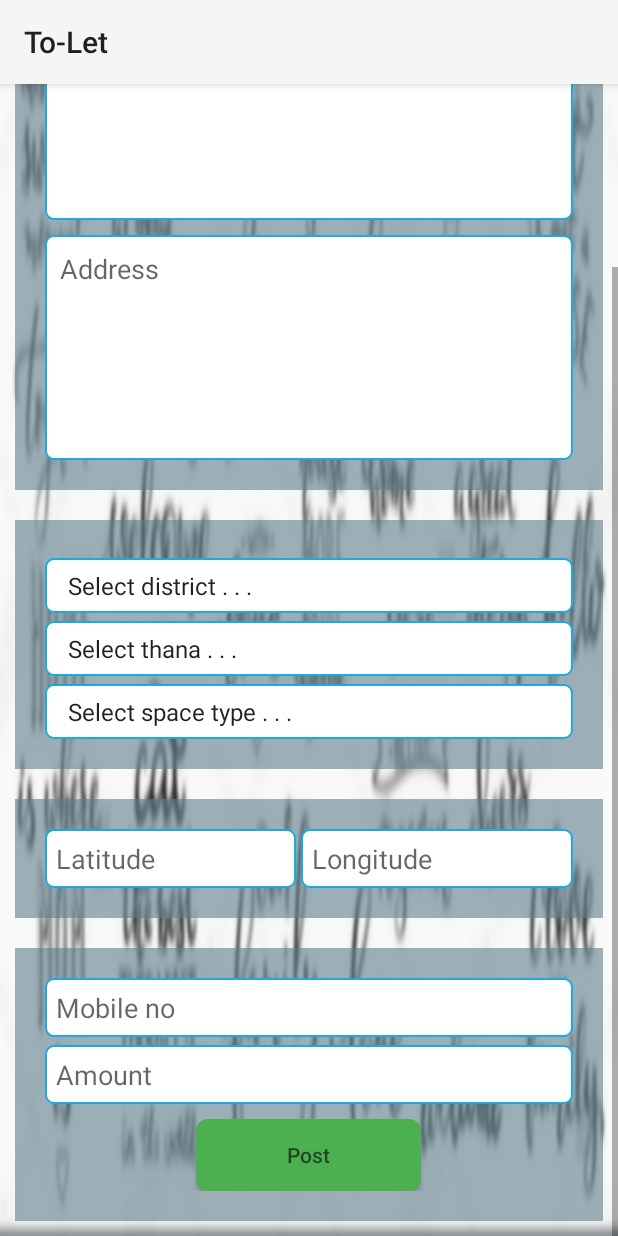
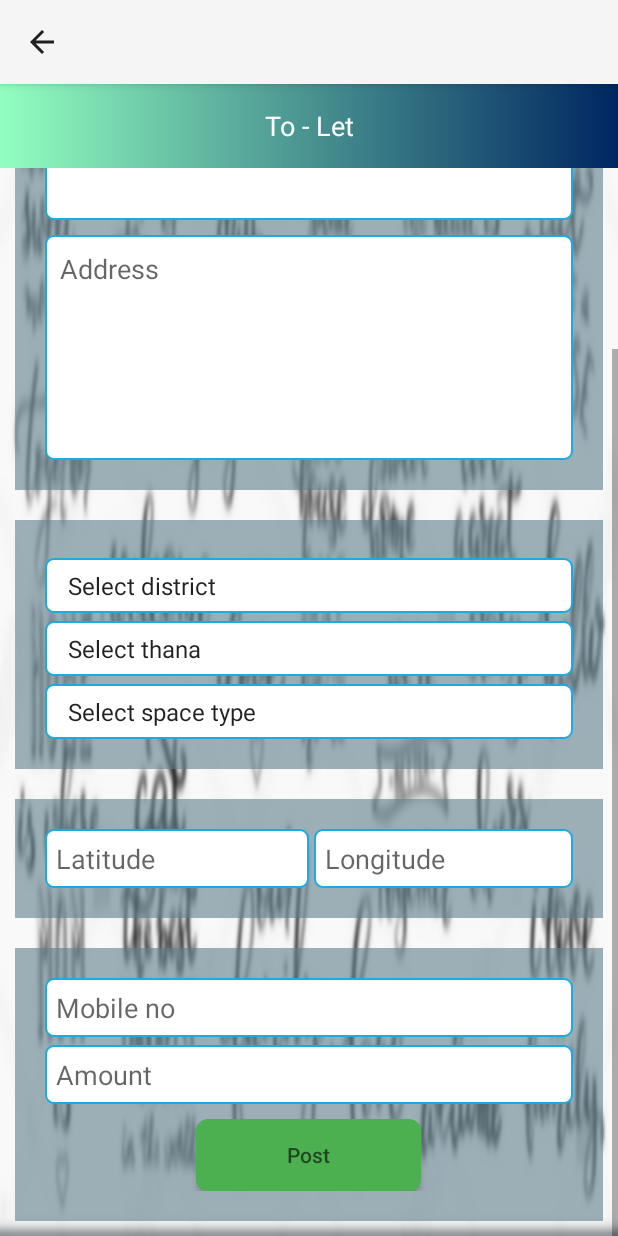
Before and after one commit to Md-Salauddin/To-Let_Android_Project, an Android app: the fragment AddPostFragment placed in its activity, scrolled down 145 dp, on a phone screen of 412 x 824 dp. Run offline under Robolectric (Android 15) with nearby library versions, the light colour scheme and no system bars; 2 statements that could not run were skipped.

Commit message:
some edited into search fragment class

```diff
--- a/app/build.gradle
+++ b/app/build.gradle
@@ -31,3 +31,4 @@ dependencies {
     compile 'com.nightonke:boommenu:2.1.1'
     testCompile 'junit:junit:4.12'
 }
+apply plugin: 'com.google.gms.google-services'
--- a/app/src/main/AndroidManifest.xml
+++ b/app/src/main/AndroidManifest.xml
@@ -19,7 +19,8 @@
         <activity
             android:name=".Main2Activity"
             android:label=""></activity>
-        <activity android:name=".Main3Activity"></activity>
+        <activity android:name=".Main3Activity"
+            android:label=""></activity>
     </application>
 
 </manifest>
--- a/app/src/main/java/com/example/mohammadsk/to_let/Main2Activity.java
+++ b/app/src/main/java/com/example/mohammadsk/to_let/Main2Activity.java
@@ -62,13 +62,15 @@ public class Main2Activity extends AppCompatActivity {
                         public void onBoomButtonClick(int index) {
                             switch (index){
                                 case 0:
-                                    Toast.makeText(Main2Activity.this,"Search",Toast.LENGTH_SHORT).show();
+                                    Intent intentProfile = new Intent(Main2Activity.this, Main3Activity.class);
+                                    intentProfile.putExtra("button","4");
+                                    startActivity(intentProfile);
                                     break;
                                 case 1:
                                     Toast.makeText(Main2Activity.this,"Message",Toast.LENGTH_SHORT).show();
                                     break;
                                 case 2:
-                                    Toast.makeText(Main2Activity.this,"Log out",Toast.LENGTH_SHORT).show();
+                                    finish();
                                     break;
                             }
                         }
--- a/app/src/main/res/layout/activity_main3.xml
+++ b/app/src/main/res/layout/activity_main3.xml
@@ -1,11 +1,16 @@
 <?xml version="1.0" encoding="utf-8"?>
 <LinearLayout
     xmlns:android="http://schemas.android.com/apk/res/android"
-    xmlns:app="http://schemas.android.com/apk/res-auto"
     xmlns:tools="http://schemas.android.com/tools"
     android:layout_width="match_parent"
     android:layout_height="match_parent"
+    android:orientation="vertical"
     tools:context="com.example.mohammadsk.to_let.Main3Activity">
+
+    <include
+        layout="@layout/tool_bar2"
+        android:layout_width="match_parent"
+        android:layout_height="wrap_content"/>
 
     <FrameLayout
         android:id="@+id/frameLayout2"
--- a/app/src/main/res/layout/fragment_add_post_layout.xml
+++ b/app/src/main/res/layout/fragment_add_post_layout.xml
@@ -7,13 +7,6 @@
         android:layout_height="match_parent"
         android:background="@drawable/home"
         android:orientation="vertical">
-
-        <include
-            android:id="@+id/include"
-            layout="@layout/tool_bar"
-            android:layout_width="match_parent"
-            android:layout_height="wrap_content">
-        </include>
 
         <LinearLayout
             android:layout_width="match_parent"
@@ -105,21 +98,25 @@
 
                 <EditText
                     android:id="@+id/latitudeText"
-                    android:layout_width="wrap_content"
+                    android:layout_width="match_parent"
                     android:layout_height="wrap_content"
                     android:layout_weight="1"
                     android:background="@drawable/edit_text_shape"
                     android:hint="@string/latitude"
+                    android:inputType="numberDecimal"
+                    android:maxLength="12"
                     android:padding="7dp" />
 
                 <EditText
                     android:id="@+id/longitudeText"
-                    android:layout_width="wrap_content"
+                    android:layout_width="match_parent"
                     android:layout_height="wrap_content"
                     android:layout_marginLeft="3dp"
                     android:layout_weight="1"
                     android:background="@drawable/edit_text_shape"
                     android:hint="@string/longitude"
+                    android:inputType="numberDecimal"
+                    android:maxLength="12"
                     android:padding="7dp"/>
             </LinearLayout>
         </LinearLayout>
@@ -143,6 +140,8 @@
                     android:layout_height="wrap_content"
                     android:background="@drawable/edit_text_shape"
                     android:hint="@string/user_number"
+                    android:inputType="number"
+                    android:maxLength="14"
                     android:padding="7dp" />
 
                 <EditText
@@ -152,6 +151,8 @@
                     android:layout_marginTop="5dp"
                     android:background="@drawable/edit_text_shape"
                     android:hint="@string/amount"
+                    android:inputType="numberDecimal"
+                    android:maxLength="7"
                     android:padding="7dp"/>
 
                 <Button
--- a/app/src/main/res/layout/fragment_profile_layout.xml
+++ b/app/src/main/res/layout/fragment_profile_layout.xml
@@ -6,10 +6,6 @@
     android:background="@drawable/home"
     android:orientation="vertical">
 
-    <include
-        layout="@layout/tool_bar"
-        android:layout_width="match_parent"
-        android:layout_height="wrap_content"/>
     <LinearLayout
         android:layout_width="match_parent"
         android:layout_height="wrap_content"
--- a/app/src/main/res/layout/fragment_sign_up_layout.xml
+++ b/app/src/main/res/layout/fragment_sign_up_layout.xml
@@ -13,6 +13,7 @@
         android:layout_marginTop="15dp"
         android:background="@drawable/edit_text_shape"
         android:hint="@string/user_name"
+        android:maxLength="25"
         android:padding="9dp"/>
 
     <EditText
@@ -22,6 +23,8 @@
         android:layout_marginTop="15dp"
         android:background="@drawable/edit_text_shape"
         android:hint="@string/user_number"
+        android:inputType="number"
+        android:maxLength="14"
         android:padding="9dp"/>
 
     <EditText
@@ -31,6 +34,8 @@
         android:layout_marginTop="15dp"
         android:background="@drawable/edit_text_shape"
         android:hint="@string/user_password"
+        android:inputType="textPassword"
+        android:maxLength="8"
         android:padding="9dp"/>
 
     <Button
--- a/app/src/main/res/layout/fragment_upload_image_layout.xml
+++ b/app/src/main/res/layout/fragment_upload_image_layout.xml
@@ -5,11 +5,6 @@
     android:layout_height="match_parent"
     android:background="@drawable/home"
     android:orientation="vertical">
-
-    <include
-        layout="@layout/tool_bar"
-        android:layout_width="match_parent"
-        android:layout_height="wrap_content"/>
 
     <de.hdodenhof.circleimageview.CircleImageView
         xmlns:app="http://schemas.android.com/apk/res-auto"
--- /dev/null
+++ b/app/src/main/res/layout/tool_bar2.xml
@@ -0,0 +1,24 @@
+<?xml version="1.0" encoding="utf-8"?>
+<RelativeLayout xmlns:android="http://schemas.android.com/apk/res/android"
+    xmlns:app="http://schemas.android.com/apk/res-auto"
+    android:layout_width="match_parent"
+    android:layout_height="match_parent">
+
+    <android.support.v7.widget.Toolbar
+        android:id="@+id/toolBar2"
+        android:layout_width="match_parent"
+        android:layout_height="wrap_content"
+        android:background="@drawable/gradient_xml"
+        android:minHeight="?attr/actionBarSize"
+        android:theme="@style/ThemeOverlay.AppCompat.ActionBar"
+        app:popupTheme="@style/ThemeOverlay.AppCompat.Light">
+
+        <TextView
+            android:layout_width="wrap_content"
+            android:layout_height="wrap_content"
+            android:layout_gravity="center"
+            android:text="@string/custom_app_name"
+            android:textAppearance="@style/TextAppearance.AppCompat.Medium"
+            android:textColor="#fff"/>
+    </android.support.v7.widget.Toolbar>
+</RelativeLayout>
--- a/app/src/main/res/values/strings.xml
+++ b/app/src/main/res/values/strings.xml
@@ -14,10 +14,12 @@
     <string name="amount">Amount</string>
     <string name="latitude">Latitude</string>
     <string name="longitude">Longitude</string>
+    <string name="search_by_amount">Search by amount</string>
+    <string name="search">Search</string>
 
     <!-- Array -->
     <string-array name="spinner_zone_array">
-        <item>Select district . . .</item>
+        <item>Select district</item>
         <item>Dhaka</item>
         <item>Faridpur</item>
         <item>Gazipur</item>
@@ -34,7 +36,7 @@
     </string-array>
 
     <string-array name="spinner_district_array">
-        <item>Select thana . . .</item>
+        <item>Select thana</item>
         <item>Adabor</item>
         <item>Badda</item>
         <item>Bandar</item>
@@ -60,7 +62,7 @@
     </string-array>
 
     <string-array name="spinner_room_type_array">
-        <item>Select space type . . .</item>
+        <item>Select space type</item>
         <item>Flat</item>
         <item>Office space</item>
         <item>Sublet</item>
--- a/build.gradle
+++ b/build.gradle
@@ -6,6 +6,7 @@ buildscript {
     }
     dependencies {
         classpath 'com.android.tools.build:gradle:3.0.0'
+        classpath 'com.google.gms:google-services:3.1.0'
 
         // NOTE: Do not place your application dependencies here; they belong
         // in the individual module build.gradle files
```
Also changed, not shown: app/src/main/java/com/example/mohammadsk/to_let/Fragment/SearchDetailsFragment.java (added, +118 -0 lines), app/src/main/java/com/example/mohammadsk/to_let/Main3Activity.java (+23 -0 lines), app/src/main/res/layout/fragment_login_layout.xml (+6 -2 lines), app/src/main/res/layout/fragment_search_details_layout.xml (added, +117 -0 lines), 1 other file.
